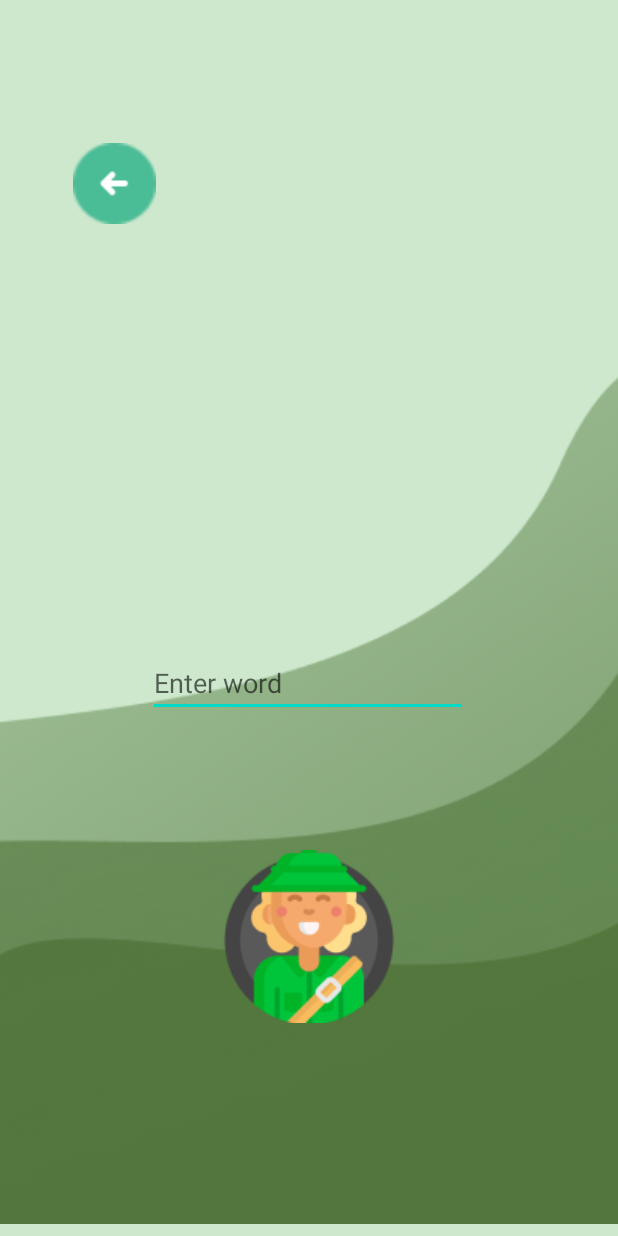
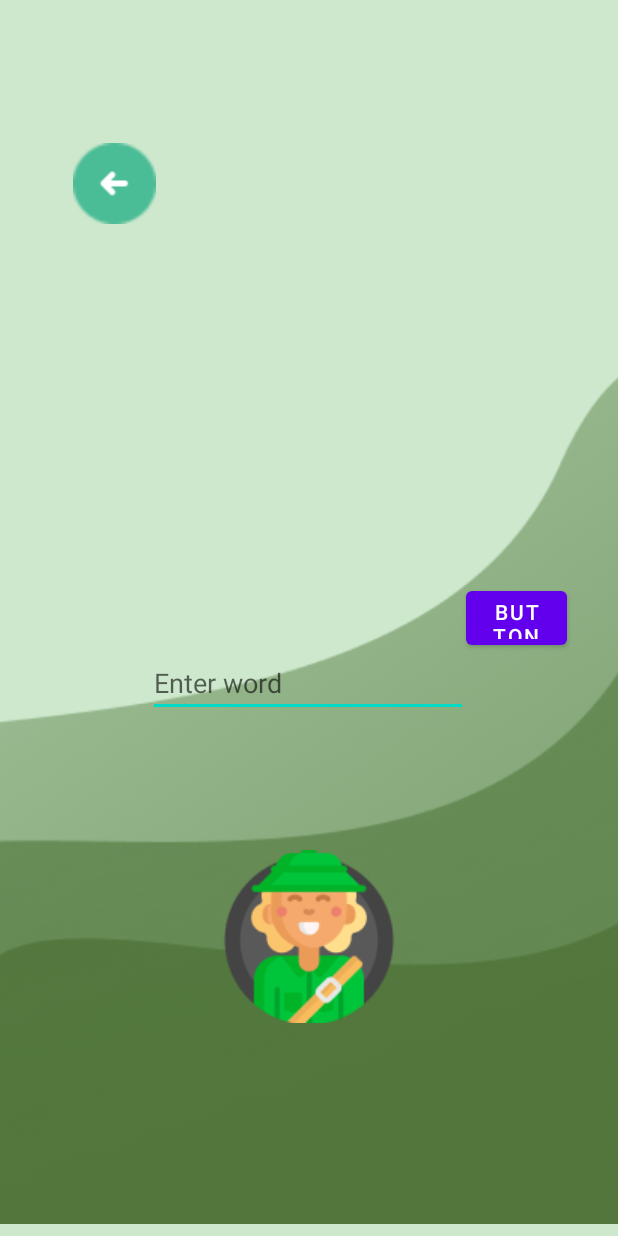
Before and after one commit to gh-337/Fluently, an Android app: the LevelActivity screen opened directly, with no data from a screen before it, on a phone screen of 412 x 824 dp. Run offline under Robolectric (Android 15) with nearby library versions, the phone set to English and light mode, and no system bars; 2 statements that could not run were skipped.

```diff
--- a/app/src/main/res/layout/activity_level.xml
+++ b/app/src/main/res/layout/activity_level.xml
@@ -32,7 +32,7 @@
         app:srcCompat="@drawable/buttongoback" />
 
     <ImageView
-        android:id="@+id/ImgLevel"
+        android:id="@+id/imageView"
         android:layout_width="wrap_content"
         android:layout_height="wrap_content"
         app:layout_constraintBottom_toBottomOf="parent"
@@ -40,7 +40,7 @@
         app:layout_constraintHorizontal_bias="0.498"
         app:layout_constraintStart_toStartOf="parent"
         app:layout_constraintTop_toTopOf="parent"
-        app:layout_constraintVertical_bias="0.346"
+        app:layout_constraintVertical_bias="0.353"
         tools:srcCompat="@tools:sample/avatars" />
 
     <ImageView
@@ -55,7 +55,7 @@
         app:srcCompat="@drawable/woman" />
 
     <EditText
-        android:id="@+id/EditTextLevel"
+        android:id="@+id/etImageId"
         android:layout_width="wrap_content"
         android:layout_height="wrap_content"
         android:ems="10"
@@ -68,4 +68,23 @@
         app:layout_constraintTop_toTopOf="parent"
         app:layout_constraintVertical_bias="0.556" />
 
+    <Button
+        android:id="@+id/getImage"
+        android:layout_width="67dp"
+        android:layout_height="48dp"
+        android:text="Button"
+        app:layout_constraintBottom_toBottomOf="parent"
+        app:layout_constraintEnd_toEndOf="parent"
+        app:layout_constraintHorizontal_bias="0.901"
+        app:layout_constraintStart_toStartOf="parent"
+        app:layout_constraintTop_toTopOf="parent" />
+
+    <androidx.constraintlayout.widget.Guideline
+        android:id="@+id/guideline"
+        android:layout_width="wrap_content"
+        android:layout_height="wrap_content"
+        android:orientation="horizontal"
+        app:layout_constraintGuide_begin="20dp" />
+
 </androidx.constraintlayout.widget.ConstraintLayout>
+    <!--...-->
```
